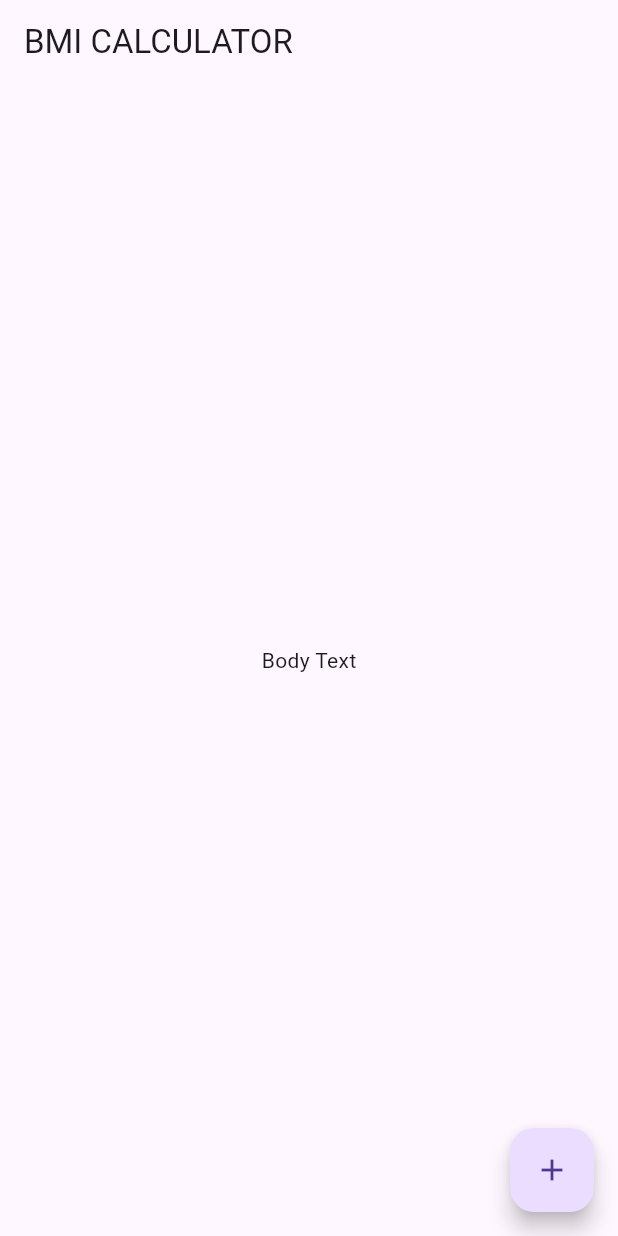
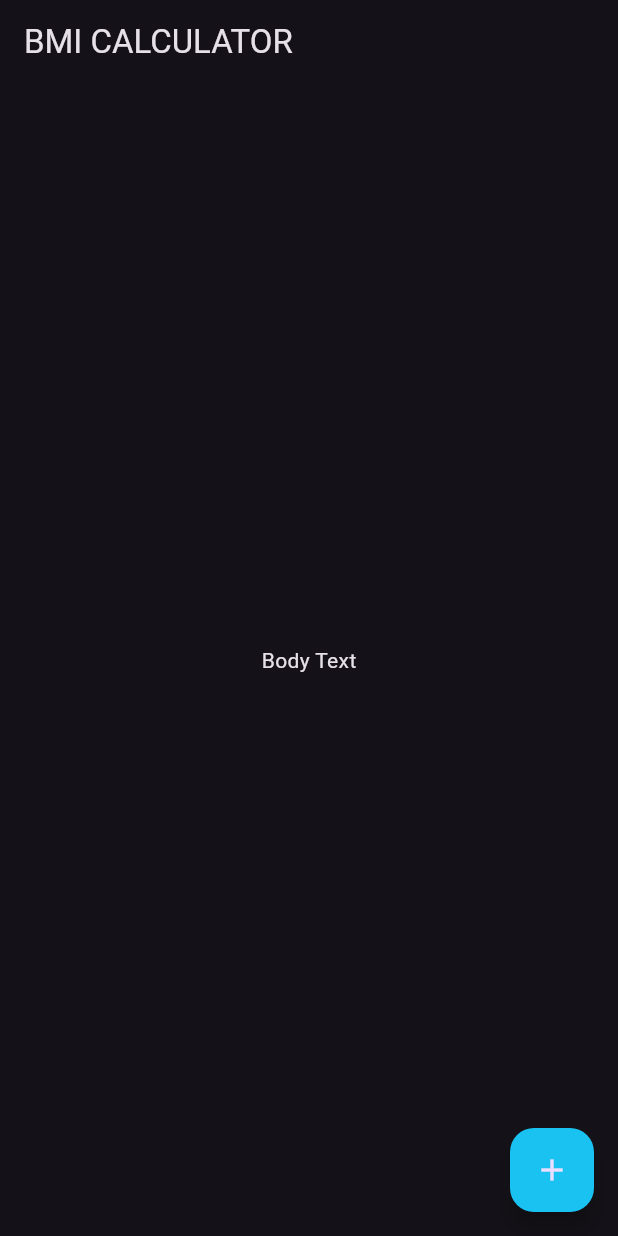
Before and after one commit to alexmortelsison/bmi_calculator, a Flutter app: the screen it shows after launch, on a phone screen of 412 x 824 dp. Run offline on Flutter 3.47's test engine with Material 3 defaults, Android fonts, the phone set to English and light mode, and no system bars.

Commit message:
updated main.dart

```diff
--- a/lib/main.dart
+++ b/lib/main.dart
@@ -7,8 +7,10 @@ class BMICalculator extends StatelessWidget {
 
   @override
   Widget build(BuildContext context) {
-    return const MaterialApp(
-      home: InputPage(),
+    return MaterialApp(
+      debugShowCheckedModeBanner: false,
+      home: const InputPage(),
+      theme: ThemeData.dark(),
     );
   }
 }
@@ -31,8 +33,11 @@ class _InputPageState extends State<InputPage> {
         child: Text('Body Text'),
       ),
       floatingActionButton: FloatingActionButton(
+        backgroundColor: const Color.fromARGB(255, 26, 194, 241),
         onPressed: () {},
-        child: const Icon(Icons.add),
+        child: const Icon(
+          Icons.add,
+        ),
       ),
     );
   }
```
